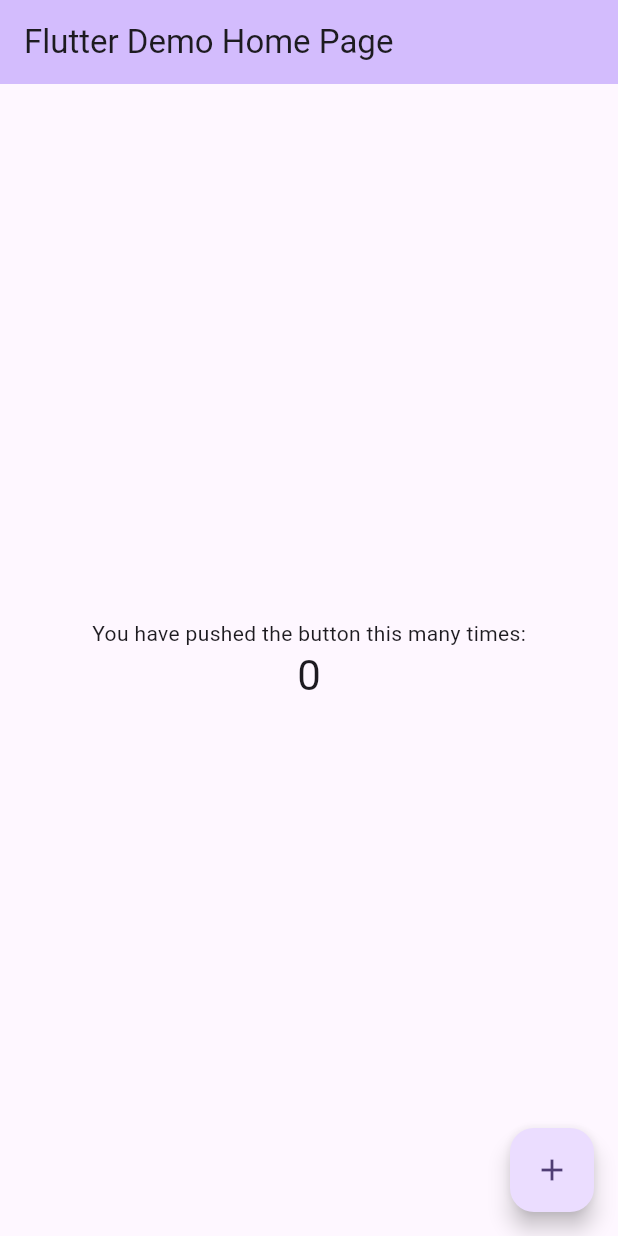
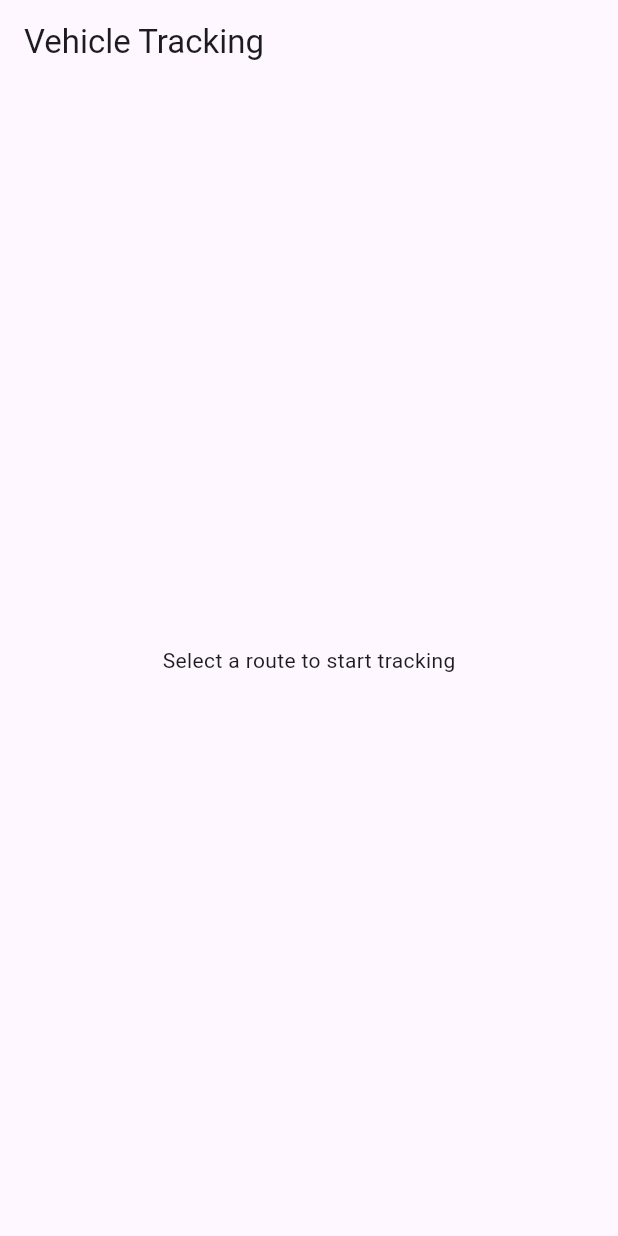
Before and after one commit to scottiexdev/gttlive, a Flutter app: the screen it shows after launch, on a phone screen of 412 x 824 dp. Run offline on Flutter 3.47's test engine with Material 3 defaults, Android fonts, the phone set to English and light mode, and no system bars; our stand-ins replace dartz, flutter_bloc, get_it.

Commit message:
basic structure

```diff
--- /dev/null
+++ b/gttliveclean/lib/features/vehicle_tracking/domain/entities/entities.dart
@@ -0,0 +1 @@
+export 'vehicle_position.dart';
--- /dev/null
+++ b/gttliveclean/lib/features/vehicle_tracking/domain/entities/vehicle_position.dart
@@ -0,0 +1,13 @@
+class VehiclePosition {
+  final String id;
+  final double latitude;
+  final double longitude;
+  final String routeId;
+
+  VehiclePosition({
+    required this.id,
+    required this.latitude,
+    required this.longitude,
+    required this.routeId,
+  });
+}
--- /dev/null
+++ b/gttliveclean/lib/features/vehicle_tracking/domain/repositories/vehicle_tracking_repository.dart
@@ -0,0 +1,6 @@
+
+import '../entities/entities.dart';
+
+abstract class VehicleTrackingRepository {
+  Future<List<VehiclePosition>> getVehiclePositions(String routeId);
+}
--- /dev/null
+++ b/gttliveclean/lib/features/vehicle_tracking/domain/usecases/get_vehicle_positions.dart
@@ -0,0 +1,24 @@
+
+
+import 'package:gttliveclean/core/error/failures.dart';
+import 'package:gttliveclean/core/usercase/usercase.dart';
+import 'package:gttliveclean/features/vehicle_tracking/domain/entities/vehicle_position.dart';
+import 'package:gttliveclean/features/vehicle_tracking/domain/repositories/vehicle_tracking_repository.dart';
+import 'package:dartz/dartz.dart';
+
+class GetVehiclePositions extends UseCase<List<VehiclePosition>, Params> {
+  final VehicleTrackingRepository repository;
+
+  GetVehiclePositions(this.repository);
+
+  @override
+  Future<Either<Failure, List<VehiclePosition>>> call(Params params) async {
+    return await repository.getVehiclePositions(params.routeId).then((positions) => Right(positions));
+  }
+}
+
+class Params {
+  final String routeId;
+
+  Params({required this.routeId});
+}
--- /dev/null
+++ b/gttliveclean/lib/features/vehicle_tracking/presentation/cubit/vehicle_tracking_cubit.dart
@@ -0,0 +1,18 @@
+import 'package:flutter_bloc/flutter_bloc.dart';
+import 'package:gttliveclean/features/vehicle_tracking/domain/usecases/get_vehicle_positions.dart';
+import 'vehicle_tracking_state.dart';
+
+class VehicleTrackingCubit extends Cubit<VehicleTrackingState> {
+  final GetVehiclePositions getVehiclePositions;
+
+  VehicleTrackingCubit({required this.getVehiclePositions}) : super(VehicleTrackingInitial());
+
+  Future<void> fetchVehiclePositions(String routeId) async {
+    emit(VehicleTrackingLoading());
+    final failureOrPositions = await getVehiclePositions(Params(routeId: routeId));
+    emit(failureOrPositions.fold(
+      (failure) => VehicleTrackingError(message: failure.toString()),
+      (positions) => VehicleTrackingLoaded(positions: positions),
+    ));
+  }
+}
--- /dev/null
+++ b/gttliveclean/lib/features/vehicle_tracking/presentation/cubit/vehicle_tracking_state.dart
@@ -0,0 +1,19 @@
+import 'package:gttliveclean/features/vehicle_tracking/domain/entities/entities.dart';
+
+abstract class VehicleTrackingState {}
+
+class VehicleTrackingInitial extends VehicleTrackingState {}
+
+class VehicleTrackingLoading extends VehicleTrackingState {}
+
+class VehicleTrackingLoaded extends VehicleTrackingState {
+  final List<VehiclePosition> positions;
+
+  VehicleTrackingLoaded({required this.positions});
+}
+
+class VehicleTrackingError extends VehicleTrackingState {
+  final String message;
+
+  VehicleTrackingError({required this.message});
+}
--- /dev/null
+++ b/gttliveclean/lib/features/vehicle_tracking/presentation/pages/vehicle_tracking_page.dart
@@ -0,0 +1,49 @@
+import 'package:flutter/material.dart';
+import 'package:flutter_bloc/flutter_bloc.dart';
+import 'package:gttliveclean/features/vehicle_tracking/presentation/cubit/vehicle_tracking_cubit.dart';
+import 'package:gttliveclean/features/vehicle_tracking/presentation/cubit/vehicle_tracking_state.dart';
+
+class VehicleTrackingPage extends StatelessWidget {
+  @override
+  Widget build(BuildContext context) {
+    // Accesso diretto al Cubit per invocare funzioni
+    final vehicleTrackingCubit = context.read<VehicleTrackingCubit>();
+
+    return Scaffold(
+      appBar: AppBar(
+        title: const Text('Vehicle Tracking'),
+      ),
+      body: Column(
+        children: [
+          // Qui potresti avere un DropdownButton o un altro widget per selezionare la linea
+          Expanded(
+            child: BlocBuilder<VehicleTrackingCubit, VehicleTrackingState>(
+              builder: (context, state) {
+                if (state is VehicleTrackingLoading) {
+                  return const Center(child: const CircularProgressIndicator());
+                } else if (state is VehicleTrackingLoaded) {
+                  return ListView.builder(
+                    itemCount: state.positions.length,
+                    itemBuilder: (context, index) {
+                      final position = state.positions[index];
+                      // Utilizza i dati della posizione per costruire i tuoi widget
+                      return ListTile(
+                        leading: const Icon(Icons.directions_bus),
+                        title: Text('Vehicle ID: ${position.id}'),
+                        subtitle: Text('Position: ${position.latitude}, ${position.longitude}'),
+                      );
+                    },
+                  );
+                } else if (state is VehicleTrackingError) {
+                  return Center(child: Text('Error: ${state.message}'));
+                }
+                // Stato iniziale o non gestito
+                return const Center(child: Text('Select a route to start tracking'));
+              },
+            ),
+          ),
+        ],
+      ),
+    );
+  }
+}
--- a/gttliveclean/lib/main.dart
+++ b/gttliveclean/lib/main.dart
@@ -1,125 +1,29 @@
 import 'package:flutter/material.dart';
+import 'package:flutter_bloc/flutter_bloc.dart';
+import 'package:get_it/get_it.dart';
+import 'package:gttliveclean/features/vehicle_tracking/presentation/cubit/vehicle_tracking_cubit.dart';
+import 'package:gttliveclean/injection_container.dart';
+import 'injection_container.dart' as di; // Importa il service locator
+import 'features/vehicle_tracking/presentation/pages/vehicle_tracking_page.dart';
 
 void main() {
-  runApp(const MyApp());
+  WidgetsFlutterBinding.ensureInitialized(); // Assicurati che i widget binding siano inizializzati
+  di.init(); // Inizializza le dipendenze con GetIt
+  runApp(MyApp());
 }
 
 class MyApp extends StatelessWidget {
-  const MyApp({super.key});
-
-  // This widget is the root of your application.
   @override
   Widget build(BuildContext context) {
-    return MaterialApp(
-      title: 'Flutter Demo',
-      theme: ThemeData(
-        // This is the theme of your application.
-        //
-        // TRY THIS: Try running your application with "flutter run". You'll see
-        // the application has a purple toolbar. Then, without quitting the app,
-        // try changing the seedColor in the colorScheme below to Colors.green
-        // and then invoke "hot reload" (save your changes or press the "hot
-        // reload" button in a Flutter-supported IDE, or press "r" if you used
-        // the command line to start the app).
-        //
-        // Notice that the counter didn't reset back to zero; the application
-        // state is not lost during the reload. To reset the state, use hot
-        // restart instead.
-        //
-        // This works for code too, not just values: Most code changes can be
-        // tested with just a hot reload.
-        colorScheme: ColorScheme.fromSeed(seedColor: Colors.deepPurple),
-        useMaterial3: true,
+    return BlocProvider<VehicleTrackingCubit>(
+      create: (context) => GetIt.instance<VehicleTrackingCubit>(),
+      child: MaterialApp(
+        title: 'Vehicle Tracking App',
+        theme: ThemeData(
+          primarySwatch: Colors.blue,
+        ),
+        home: VehicleTrackingPage(),
       ),
-      home: const MyHomePage(title: 'Flutter Demo Home Page'),
     );
   }
 }
-
-class MyHomePage extends StatefulWidget {
-  const MyHomePage({super.key, required this.title});
-
-  // This widget is the home page of your application. It is stateful, meaning
-  // that it has a State object (defined below) that contains fields that affect
-  // how it looks.
-
-  // This class is the configuration for the state. It holds the values (in this
-  // case the title) provided by the parent (in this case the App widget) and
-  // used by the build method of the State. Fields in a Widget subclass are
-  // always marked "final".
-
-  final String title;
-
-  @override
-  State<MyHomePage> createState() => _MyHomePageState();
-}
-
-class _MyHomePageState extends State<MyHomePage> {
-  int _counter = 0;
-
-  void _incrementCounter() {
-    setState(() {
-      // This call to setState tells the Flutter framework that something has
-      // changed in this State, which causes it to rerun the build method below
-      // so that the display can reflect the updated values. If we changed
-      // _counter without calling setState(), then the build method would not be
-      // called again, and so nothing would appear to happen.
-      _counter++;
-    });
-  }
-
-  @override
-  Widget build(BuildContext context) {
-    // This method is rerun every time setState is called, for instance as done
-    // by the _incrementCounter method above.
-    //
-    // The Flutter framework has been optimized to make rerunning build methods
-    // fast, so that you can just rebuild anything that needs updating rather
-    // than having to individually change instances of widgets.
-    return Scaffold(
-      appBar: AppBar(
-        // TRY THIS: Try changing the color here to a specific color (to
-        // Colors.amber, perhaps?) and trigger a hot reload to see the AppBar
-        // change color while the other colors stay the same.
-        backgroundColor: Theme.of(context).colorScheme.inversePrimary,
-        // Here we take the value from the MyHomePage object that was created by
-        // the App.build method, and use it to set our appbar title.
-        title: Text(widget.title),
-      ),
-      body: Center(
-        // Center is a layout widget. It takes a single child and positions it
-        // in the middle of the parent.
-        child: Column(
-          // Column is also a layout widget. It takes a list of children and
-          // arranges them vertically. By default, it sizes itself to fit its
-          // children horizontally, and tries to be as tall as its parent.
-          //
-          // Column has various properties to control how it sizes itself and
-          // how it positions its children. Here we use mainAxisAlignment to
-          // center the children vertically; the main axis here is the vertical
-          // axis because Columns are vertical (the cross axis would be
-          // horizontal).
-          //
-          // TRY THIS: Invoke "debug painting" (choose the "Toggle Debug Paint"
-          // action in the IDE, or press "p" in the console), to see the
-          // wireframe for each widget.
-          mainAxisAlignment: MainAxisAlignment.center,
-          children: <Widget>[
-            const Text(
-              'You have pushed the button this many times:',
-            ),
-            Text(
-              '$_counter',
-              style: Theme.of(context).textTheme.headlineMedium,
-            ),
-          ],
-        ),
-      ),
-      floatingActionButton: FloatingActionButton(
-        onPressed: _incrementCounter,
-        tooltip: 'Increment',
-        child: const Icon(Icons.add),
-      ), // This trailing comma makes auto-formatting nicer for build methods.
-    );
-  }
-}
```
Also changed, not shown: gttliveclean/lib/core/error/failures.dart (added, +17 -0 lines), gttliveclean/lib/core/usercase/usercase.dart (added, +9 -0 lines), gttliveclean/lib/features/vehicle_tracking/data/datasources/vehicle_tracking_remote_data_source.dart (added, +30 -0 lines), gttliveclean/lib/features/vehicle_tracking/data/models/vehicle_position_model.dart (added, +31 -0 lines), gttliveclean/lib/features/vehicle_tracking/data/repositories/vehicle_tracking_repository_impl.dart (added, +26 -0 lines), gttliveclean/lib/features/vehicle_tracking/presentation/widgets/vehicle_position_widget.dart (added, +17 -0 lines), gttliveclean/lib/injection_container.dart (added, +27 -0 lines), gttliveclean/pubspec.yaml (+12 -0 lines), gttliveclean/lib/core/error/failurs.dart (deleted), gttliveclean/pubspec.lock, 2 other files.
